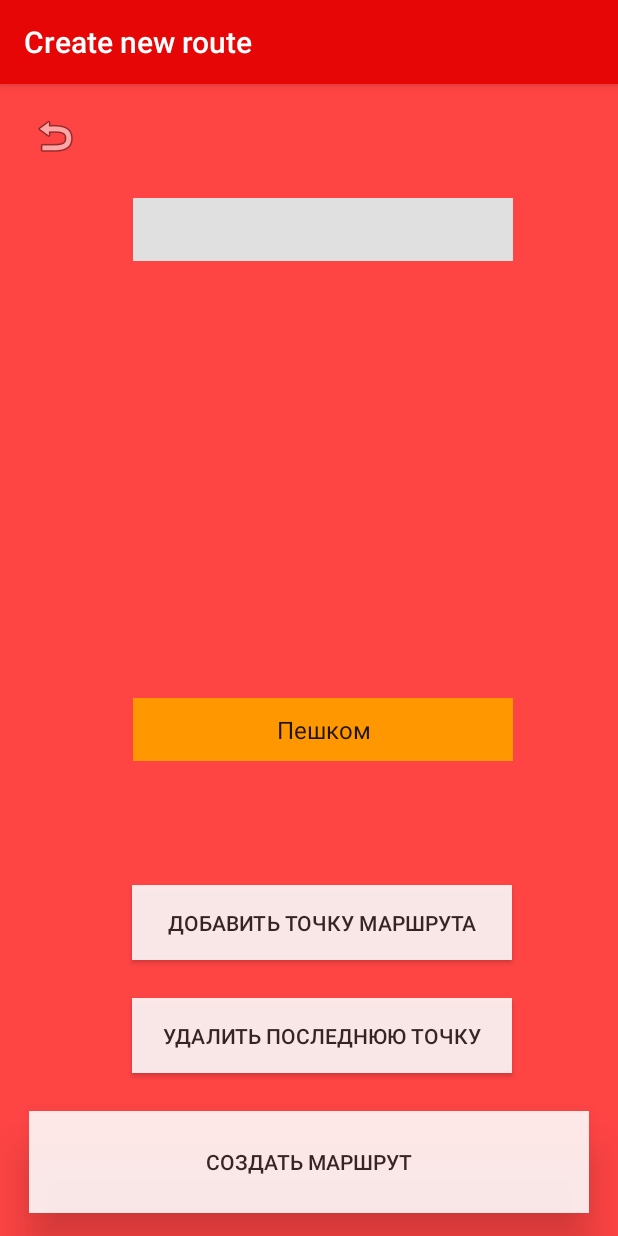
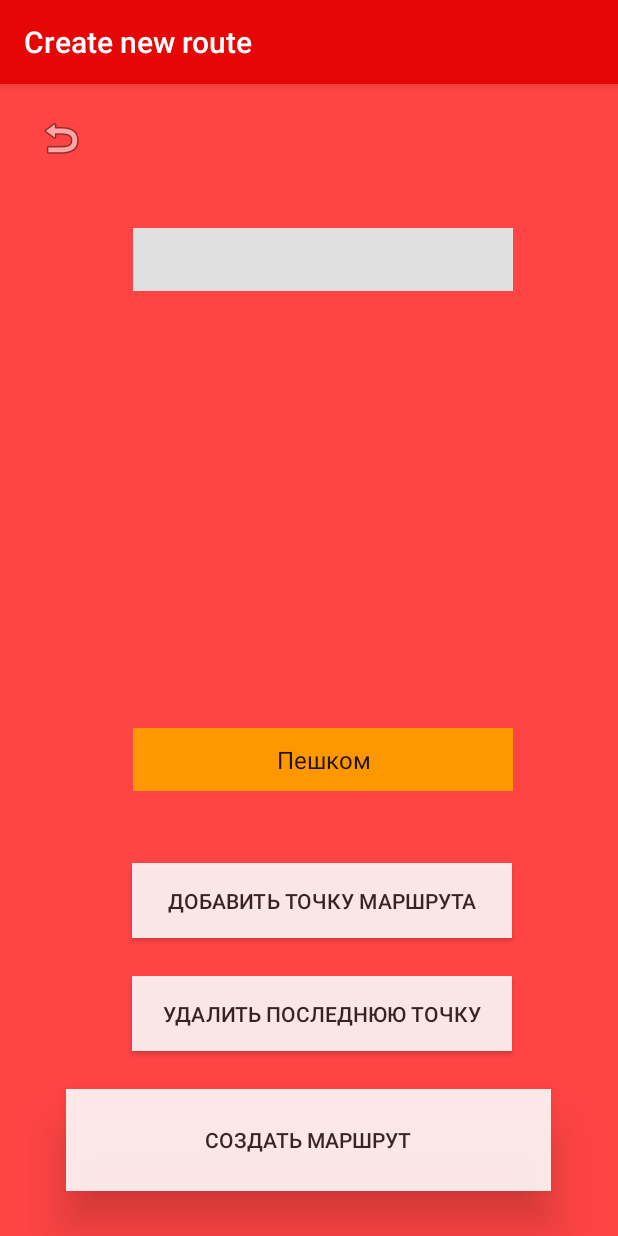
Before and after one commit to ADKinner/Red-Route-Planner, an Android app: the RouteActivity screen opened directly, with no data from a screen before it, on a phone screen of 412 x 824 dp. Run offline under Robolectric (Android 15) with nearby library versions, the phone set to English and light mode, and no system bars; our stand-ins replace Volley; 2 statements that could not run were skipped.

Commit message:
Some changes. Part 2

```diff
--- a/Application/app/src/main/res/layout/activity_maps.xml
+++ b/Application/app/src/main/res/layout/activity_maps.xml
@@ -19,7 +19,7 @@
         android:layout_alignParentRight="true"
         android:layout_alignParentBottom="true"
         android:layout_marginRight="7dp"
-        android:layout_marginBottom="710dp"
+        android:layout_marginBottom="150dp"
         android:layout_weight="4"
         android:alpha="0.80"
         android:backgroundTint="#FFFFFF"
@@ -46,8 +46,8 @@
         android:layout_height="50dp"
         android:layout_alignParentRight="true"
         android:layout_alignParentBottom="true"
-        android:layout_marginRight="7dp"
-        android:layout_marginBottom="661dp"
+        android:layout_marginRight="8dp"
+        android:layout_marginBottom="100dp"
         android:layout_weight="4"
         android:alpha="0.88"
         android:backgroundTint="#FFFFFF"
--- a/Application/app/src/main/res/layout/activity_route.xml
+++ b/Application/app/src/main/res/layout/activity_route.xml
@@ -5,46 +5,40 @@
     android:layout_width="match_parent"
     android:layout_height="match_parent"
     android:background="#FF4444"
+    android:colorPrimaryDark="#E41709"
     android:outlineAmbientShadowColor="#131111"
     android:outlineSpotShadowColor="#0F0D0D"
-    android:colorPrimaryDark="#E41709"
     tools:context=".RouteActivity">
 
     <ImageButton
         android:id="@+id/returnButton"
         android:layout_width="50dp"
         android:layout_height="53dp"
-        android:layout_marginStart="8dp"
-        android:layout_marginTop="8dp"
-        android:layout_marginEnd="348dp"
-        android:layout_marginBottom="586dp"
+        android:layout_marginStart="15dp"
+        android:layout_marginTop="9dp"
+        android:alpha="0.88"
         android:background="#FF4444"
-        app:layout_constraintBottom_toTopOf="@+id/saveSettingsButton"
-        android:alpha="0.88"
-        app:layout_constraintEnd_toEndOf="parent"
         app:layout_constraintStart_toStartOf="parent"
         app:layout_constraintTop_toTopOf="parent"
         app:srcCompat="@android:drawable/ic_menu_revert" />
 
     <Button
         android:id="@+id/createRouteButton"
-        android:layout_width="373dp"
+        android:layout_width="323dp"
         android:layout_height="68dp"
-        android:layout_marginStart="19dp"
-        android:layout_marginEnd="19dp"
-        android:layout_marginBottom="15dp"
+        android:layout_marginStart="44dp"
+        android:layout_marginBottom="30dp"
+        android:alpha="0.88"
         android:background="@android:color/white"
+        android:bottomLeftRadius="10dp"
+        android:bottomRightRadius="10dp"
         android:elevation="8dp"
         android:stateListAnimator="@null"
-        android:translationZ="10dp"
         android:text="Создать маршрут"
-        android:alpha="0.88"
-        android:bottomRightRadius="10dp"
-        android:bottomLeftRadius="10dp"
         android:topLeftRadius="10dp"
         android:topRightRadius="10dp"
+        android:translationZ="10dp"
         app:layout_constraintBottom_toBottomOf="parent"
-        app:layout_constraintEnd_toEndOf="parent"
         app:layout_constraintStart_toStartOf="parent" />
 
     <EditText
@@ -52,8 +46,8 @@
         android:layout_width="253dp"
         android:layout_height="42dp"
         android:layout_marginStart="88dp"
-        android:layout_marginTop="76dp"
         android:layout_marginEnd="70dp"
+        android:layout_marginBottom="42dp"
         android:background="#E0E0E0"
         android:ems="10"
         android:gravity="center"
@@ -61,17 +55,17 @@
         android:inputType="textPersonName"
         android:textColorLink="#1A1818"
         android:textCursorDrawable="@color/colorPrimaryDark"
+        app:layout_constraintBottom_toTopOf="@+id/secondPointTextView"
         app:layout_constraintEnd_toEndOf="parent"
-        app:layout_constraintStart_toStartOf="parent"
-        app:layout_constraintTop_toTopOf="parent" />
+        app:layout_constraintStart_toStartOf="parent" />
 
     <EditText
         android:id="@+id/secondPointTextView"
         android:layout_width="253dp"
         android:layout_height="42dp"
         android:layout_marginStart="88dp"
-        android:layout_marginTop="42dp"
         android:layout_marginEnd="71dp"
+        android:layout_marginBottom="43dp"
         android:background="#E0E0E0"
         android:ems="10"
         android:gravity="center"
@@ -79,17 +73,17 @@
         android:inputType="textPersonName"
         android:textColorLink="#1A1818"
         android:textCursorDrawable="@color/colorPrimaryDark"
+        app:layout_constraintBottom_toTopOf="@+id/thirdPointTextView"
         app:layout_constraintEnd_toEndOf="parent"
-        app:layout_constraintStart_toStartOf="parent"
-        app:layout_constraintTop_toBottomOf="@+id/firstPointTextView" />
+        app:layout_constraintStart_toStartOf="parent" />
 
     <EditText
         android:id="@+id/thirdPointTextView"
         android:layout_width="253dp"
         android:layout_height="42dp"
         android:layout_marginStart="88dp"
-        android:layout_marginTop="42dp"
         android:layout_marginEnd="70dp"
+        android:layout_marginBottom="42dp"
         android:background="#E0E0E0"
         android:ems="10"
         android:gravity="center"
@@ -97,17 +91,17 @@
         android:inputType="textPersonName"
         android:textColorLink="#1A1818"
         android:textCursorDrawable="@color/colorPrimaryDark"
+        app:layout_constraintBottom_toTopOf="@+id/fouthPointTextView"
         app:layout_constraintEnd_toEndOf="parent"
-        app:layout_constraintStart_toStartOf="parent"
-        app:layout_constraintTop_toBottomOf="@+id/secondPointTextView" />
+        app:layout_constraintStart_toStartOf="parent" />
 
     <EditText
         android:id="@+id/fouthPointTextView"
         android:layout_width="253dp"
         android:layout_height="42dp"
         android:layout_marginStart="88dp"
-        android:layout_marginTop="42dp"
         android:layout_marginEnd="70dp"
+        android:layout_marginBottom="38dp"
         android:background="#E0E0E0"
         android:ems="10"
         android:gravity="center"
@@ -115,27 +109,24 @@
         android:inputType="textPersonName"
         android:textColorLink="#1A1818"
         android:textCursorDrawable="@color/colorPrimaryDark"
+        app:layout_constraintBottom_toTopOf="@+id/typeMovementSpinner"
         app:layout_constraintEnd_toEndOf="parent"
-        app:layout_constraintStart_toStartOf="parent"
-        app:layout_constraintTop_toBottomOf="@+id/thirdPointTextView" />
+        app:layout_constraintStart_toStartOf="parent" />
 
     <Button
         android:id="@+id/addPointTextViewButton"
         android:layout_width="253dp"
         android:layout_height="50dp"
         android:layout_marginStart="88dp"
-        android:layout_marginTop="42dp"
         android:layout_marginEnd="70dp"
         android:layout_marginBottom="25dp"
+        android:alpha="0.88"
         android:background="@android:color/white"
-        android:alpha="0.88"
         android:text="Добавить точку маршрута"
         app:layout_constraintBottom_toTopOf="@+id/deleteLastPointTextViewButton"
         app:layout_constraintEnd_toEndOf="parent"
         app:layout_constraintHorizontal_bias="0.0"
-        app:layout_constraintStart_toStartOf="parent"
-        app:layout_constraintTop_toBottomOf="@+id/typeMovementSpinner"
-        app:layout_constraintVertical_bias="1.0" />
+        app:layout_constraintStart_toStartOf="parent" />
 
     <Button
         android:id="@+id/deleteLastPointTextViewButton"
@@ -144,9 +135,9 @@
         android:layout_marginStart="88dp"
         android:layout_marginEnd="164dp"
         android:layout_marginBottom="25dp"
+        android:alpha="0.88"
         android:background="@android:color/white"
         android:text="Удалить последнюю точку"
-        android:alpha="0.88"
         app:layout_constraintBottom_toTopOf="@+id/createRouteButton"
         app:layout_constraintEnd_toEndOf="parent"
         app:layout_constraintHorizontal_bias="0.0"
@@ -157,14 +148,14 @@
         android:layout_width="253dp"
         android:layout_height="42dp"
         android:layout_marginStart="88dp"
-        android:layout_marginTop="39dp"
         android:layout_marginEnd="70dp"
+        android:layout_marginBottom="48dp"
         android:background="#FF9800"
         android:gravity="center"
         android:outlineSpotShadowColor="#00111010"
         android:textAlignment="center"
+        app:layout_constraintBottom_toTopOf="@+id/addPointTextViewButton"
         app:layout_constraintEnd_toEndOf="parent"
-        app:layout_constraintStart_toStartOf="parent"
-        app:layout_constraintTop_toBottomOf="@+id/fouthPointTextView" />
+        app:layout_constraintStart_toStartOf="parent" />
 
 </androidx.constraintlayout.widget.ConstraintLayout>
```
Also changed, not shown: Application/app/src/main/res/layout/activity_settings.xml (+9 -19 lines).
